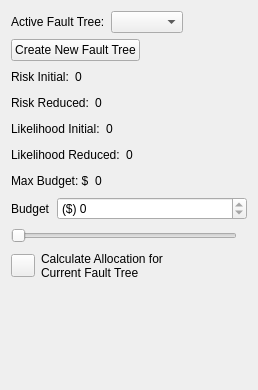
Qt form plugins/calculate/dmzMBRAFTCalculateForm.ui (dmzgroup/mbra) before a commit.
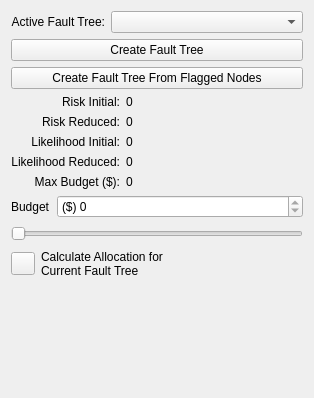
The same form after that commit.

Commit message: First cut an creating a fault tree from flagged network nodes

The edit to the form file:
```diff
--- a/plugins/calculate/dmzMBRAFTCalculateForm.ui
+++ b/plugins/calculate/dmzMBRAFTCalculateForm.ui
@@ -6,8 +6,8 @@
    <rect>
     <x>0</x>
     <y>0</y>
-    <width>258</width>
-    <height>390</height>
+    <width>314</width>
+    <height>398</height>
    </rect>
   </property>
   <property name="windowTitle">
@@ -15,32 +15,26 @@
   </property>
   <layout class="QVBoxLayout" name="verticalLayout">
    <item>
-    <layout class="QHBoxLayout" name="horizontalLayout">
+    <layout class="QHBoxLayout" name="horizontalLayout_4">
      <item>
       <widget class="QLabel" name="label_7">
        <property name="text">
         <string>Active Fault Tree:</string>
        </property>
        <property name="alignment">
-        <set>Qt::AlignLeading|Qt::AlignLeft|Qt::AlignVCenter</set>
+        <set>Qt::AlignRight|Qt::AlignTrailing|Qt::AlignVCenter</set>
        </property>
       </widget>
      </item>
      <item>
-      <widget class="QComboBox" name="rootBox"/>
-     </item>
-     <item>
-      <spacer name="horizontalSpacer">
-       <property name="orientation">
-        <enum>Qt::Horizontal</enum>
+      <widget class="QComboBox" name="rootBox">
+       <property name="sizePolicy">
+        <sizepolicy hsizetype="Expanding" vsizetype="Fixed">
+         <horstretch>0</horstretch>
+         <verstretch>0</verstretch>
+        </sizepolicy>
        </property>
-       <property name="sizeHint" stdset="0">
-        <size>
-         <width>40</width>
-         <height>20</height>
-        </size>
-       </property>
-      </spacer>
+      </widget>
      </item>
     </layout>
    </item>
@@ -49,13 +43,46 @@
      <item>
       <widget class="QPushButton" name="createRootButton">
        <property name="sizePolicy">
-        <sizepolicy hsizetype="Minimum" vsizetype="Minimum">
+        <sizepolicy hsizetype="Expanding" vsizetype="Minimum">
          <horstretch>0</horstretch>
          <verstretch>0</verstretch>
         </sizepolicy>
        </property>
        <property name="text">
-        <string>Create New Fault Tree</string>
+        <string>Create Fault Tree</string>
+       </property>
+      </widget>
+     </item>
+     <item>
+      <spacer name="horizontalSpacer">
+       <property name="orientation">
+        <enum>Qt::Horizontal</enum>
+       </property>
+       <property name="sizeType">
+        <enum>QSizePolicy::Minimum</enum>
+       </property>
+       <property name="sizeHint" stdset="0">
+        <size>
+         <width>0</width>
+         <height>20</height>
+        </size>
+       </property>
+      </spacer>
+     </item>
+    </layout>
+   </item>
+   <item>
+    <layout class="QHBoxLayout" name="horizontalLayout">
+     <item>
+      <widget class="QPushButton" name="FlaggedNodesButton">
+       <property name="sizePolicy">
+        <sizepolicy hsizetype="Expanding" vsizetype="Minimum">
+         <horstretch>0</horstretch>
+         <verstretch>0</verstretch>
+        </sizepolicy>
+       </property>
+       <property name="text">
+        <string>Create Fault Tree From Flagged Nodes</string>
        </property>
       </widget>
      </item>
@@ -64,9 +91,12 @@
        <property name="orientation">
         <enum>Qt::Horizontal</enum>
        </property>
+       <property name="sizeType">
+        <enum>QSizePolicy::Minimum</enum>
+       </property>
        <property name="sizeHint" stdset="0">
         <size>
-         <width>40</width>
+         <width>0</width>
          <height>20</height>
         </size>
        </property>
@@ -75,18 +105,21 @@
     </layout>
    </item>
    <item>
-    <layout class="QHBoxLayout">
-     <item>
+    <layout class="QGridLayout" name="gridLayout">
+     <item row="0" column="0">
       <widget class="QLabel" name="label_4">
        <property name="text">
         <string>Risk Initial:</string>
        </property>
+       <property name="alignment">
+        <set>Qt::AlignRight|Qt::AlignTrailing|Qt::AlignVCenter</set>
+       </property>
       </widget>
      </item>
-     <item>
+     <item row="0" column="1">
       <widget class="QLabel" name="riskLabel">
        <property name="sizePolicy">
-        <sizepolicy hsizetype="Fixed" vsizetype="Preferred">
+        <sizepolicy hsizetype="Expanding" vsizetype="Preferred">
          <horstretch>0</horstretch>
          <verstretch>0</verstretch>
         </sizepolicy>
@@ -96,31 +129,17 @@
        </property>
       </widget>
      </item>
-     <item>
-      <spacer>
-       <property name="orientation">
-        <enum>Qt::Horizontal</enum>
-       </property>
-       <property name="sizeHint" stdset="0">
-        <size>
-         <width>40</width>
-         <height>20</height>
-        </size>
-       </property>
-      </spacer>
-     </item>
-    </layout>
-   </item>
-   <item>
-    <layout class="QHBoxLayout">
-     <item>
+     <item row="1" column="0">
       <widget class="QLabel" name="label">
        <property name="text">
         <string>Risk Reduced:</string>
        </property>
+       <property name="alignment">
+        <set>Qt::AlignRight|Qt::AlignTrailing|Qt::AlignVCenter</set>
+       </property>
       </widget>
      </item>
-     <item>
+     <item row="1" column="1">
       <widget class="QLabel" name="riskReducedLabel">
        <property name="sizePolicy">
         <sizepolicy hsizetype="Fixed" vsizetype="Preferred">
@@ -133,31 +152,17 @@
        </property>
       </widget>
      </item>
-     <item>
-      <spacer>
-       <property name="orientation">
-        <enum>Qt::Horizontal</enum>
-       </property>
-       <property name="sizeHint" stdset="0">
-        <size>
-         <width>40</width>
-         <height>20</height>
-        </size>
-       </property>
-      </spacer>
-     </item>
-    </layout>
-   </item>
-   <item>
-    <layout class="QHBoxLayout">
-     <item>
+     <item row="2" column="0">
       <widget class="QLabel" name="label_5">
        <property name="text">
         <string>Likelihood Initial:</string>
        </property>
+       <property name="alignment">
+        <set>Qt::AlignRight|Qt::AlignTrailing|Qt::AlignVCenter</set>
+       </property>
       </widget>
      </item>
-     <item>
+     <item row="2" column="1">
       <widget class="QLabel" name="vulnerabilityLabel">
        <property name="sizePolicy">
         <sizepolicy hsizetype="Fixed" vsizetype="Preferred">
@@ -170,31 +175,17 @@
        </property>
       </widget>
      </item>
-     <item>
-      <spacer>
-       <property name="orientation">
-        <enum>Qt::Horizontal</enum>
-       </property>
-       <property name="sizeHint" stdset="0">
-        <size>
-         <width>40</width>
-         <height>20</height>
-        </size>
-       </property>
-      </spacer>
-     </item>
-    </layout>
-   </item>
-   <item>
-    <layout class="QHBoxLayout">
-     <item>
+     <item row="3" column="0">
       <widget class="QLabel" name="label_6">
        <property name="text">
         <string>Likelihood Reduced:</string>
        </property>
+       <property name="alignment">
+        <set>Qt::AlignRight|Qt::AlignTrailing|Qt::AlignVCenter</set>
+       </property>
       </widget>
      </item>
-     <item>
+     <item row="3" column="1">
       <widget class="QLabel" name="vulnerabilityReducedLabel">
        <property name="sizePolicy">
         <sizepolicy hsizetype="Fixed" vsizetype="Preferred">
@@ -207,31 +198,17 @@
        </property>
       </widget>
      </item>
-     <item>
-      <spacer>
-       <property name="orientation">
-        <enum>Qt::Horizontal</enum>
-       </property>
-       <property name="sizeHint" stdset="0">
-        <size>
-         <width>40</width>
-         <height>20</height>
-        </size>
-       </property>
-      </spacer>
-     </item>
-    </layout>
-   </item>
-   <item>
-    <layout class="QHBoxLayout">
-     <item>
+     <item row="4" column="0">
       <widget class="QLabel" name="label_3">
        <property name="text">
-        <string>Max Budget: $</string>
+        <string>Max Budget ($):</string>
+       </property>
+       <property name="alignment">
+        <set>Qt::AlignRight|Qt::AlignTrailing|Qt::AlignVCenter</set>
        </property>
       </widget>
      </item>
-     <item>
+     <item row="4" column="1">
       <widget class="QLabel" name="maxBudgetLabel">
        <property name="sizePolicy">
         <sizepolicy hsizetype="Fixed" vsizetype="Preferred">
@@ -244,19 +221,6 @@
        </property>
       </widget>
      </item>
-     <item>
-      <spacer>
-       <property name="orientation">
-        <enum>Qt::Horizontal</enum>
-       </property>
-       <property name="sizeHint" stdset="0">
-        <size>
-         <width>40</width>
-         <height>20</height>
-        </size>
-       </property>
-      </spacer>
-     </item>
     </layout>
    </item>
    <item>
@@ -317,7 +281,7 @@
        </property>
        <property name="sizeHint" stdset="0">
         <size>
-         <width>10</width>
+         <width>0</width>
          <height>20</height>
         </size>
        </property>
```
The commit also changes 5 other files.
